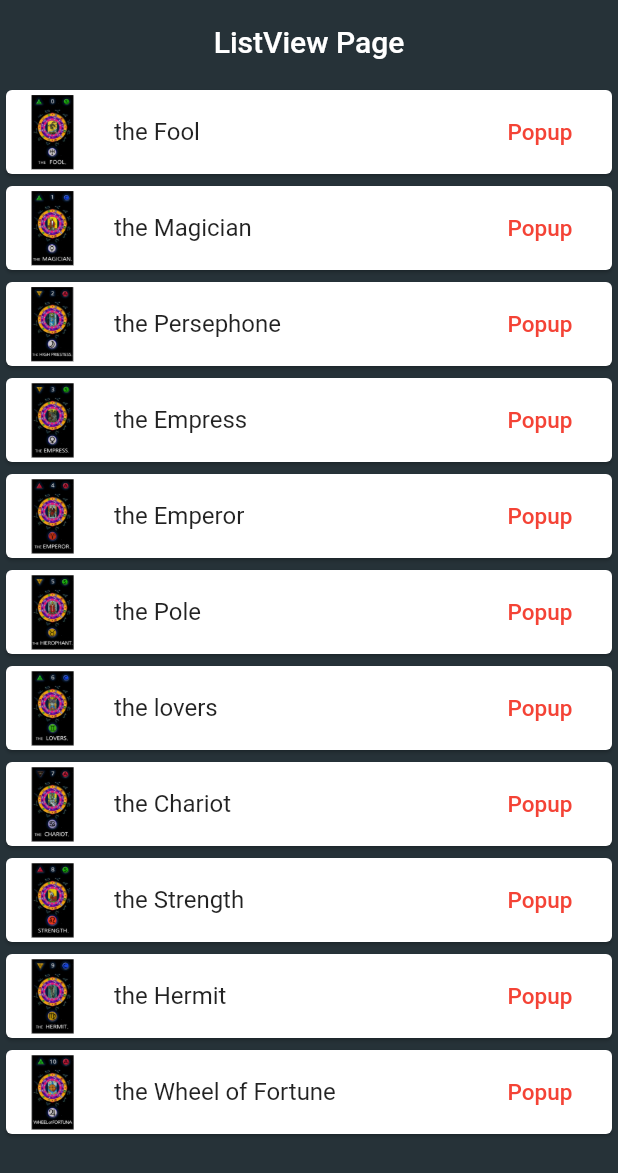
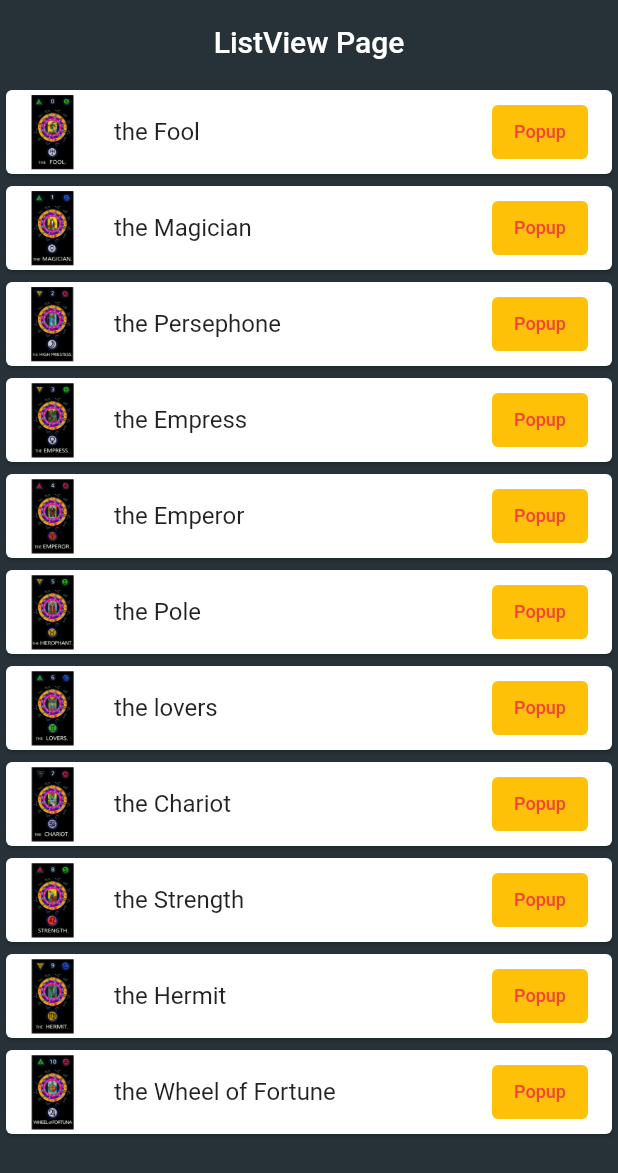
Before and after one commit to paxFortuna/listview_showdialog_demo, a Flutter app: the screen it shows after launch, on a phone screen of 412 x 824 dp. Shown: the top 1173 px of the screen. Run offline on Flutter 3.47's test engine with Material 2 defaults, Android fonts, the phone set to English and light mode, and no system bars; our stand-ins replace like_button.

Commit message:
textButton color modified

```diff
--- a/lib/my_page.dart
+++ b/lib/my_page.dart
@@ -111,7 +111,10 @@ class _MyPageState extends State<MyPage> {
                       tarotContents[index].location,
                     );
                   },
-                  child: const Text('Popup', style: TextStyle(fontSize: 15),),
+                  style: TextButton.styleFrom(
+                    backgroundColor: Colors.amber,
+                  ),
+                  child: const Text('Popup', style: TextStyle(fontSize: 12),),
                 ),
               ),
             ),
```
